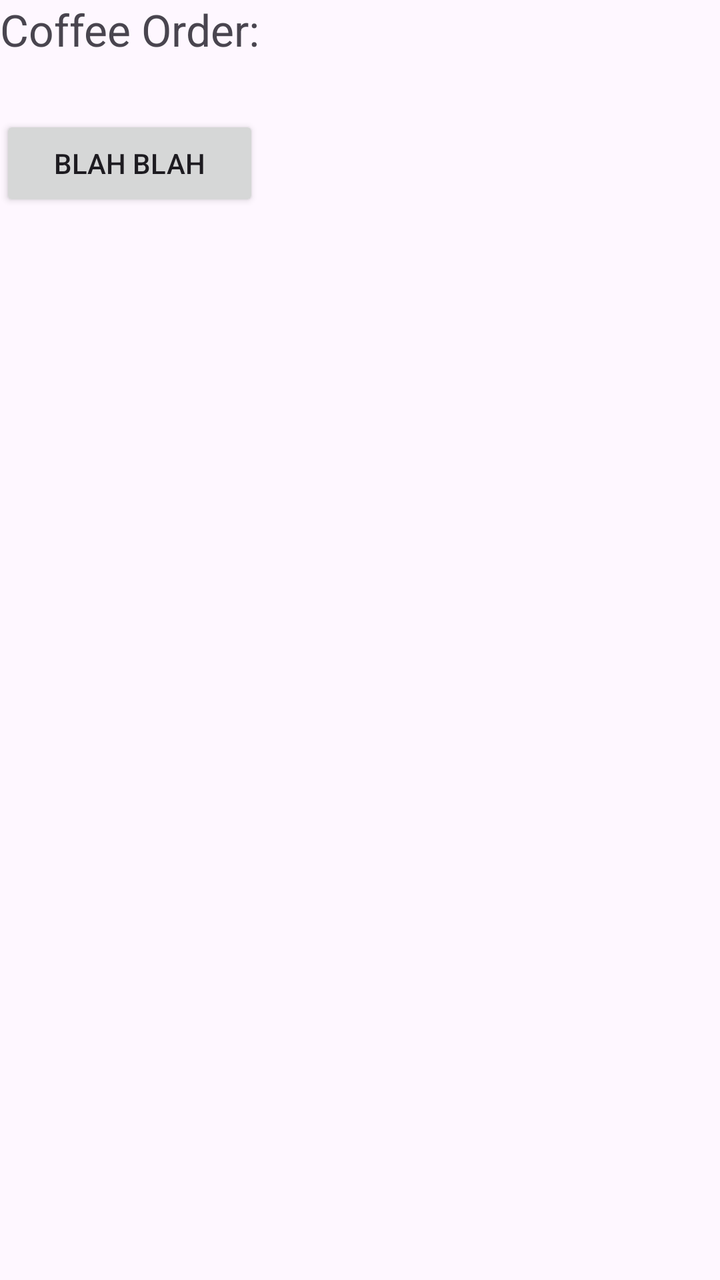
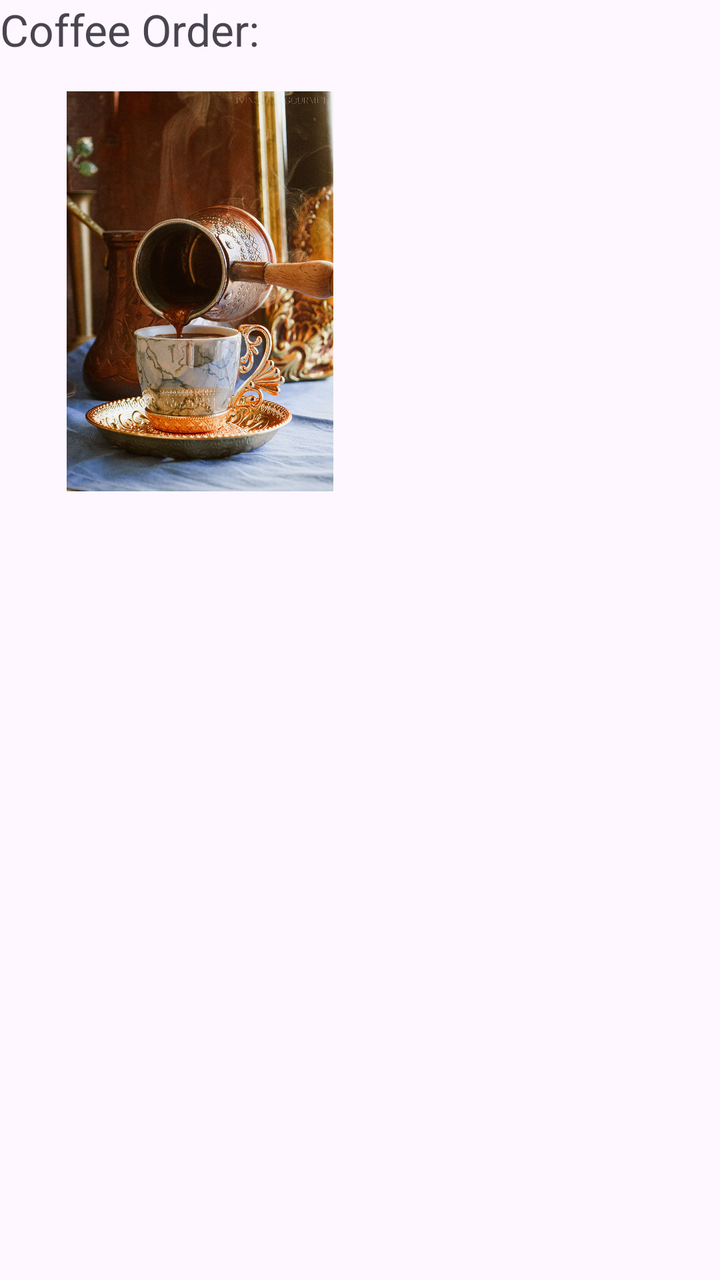

An Android layout rendered at two revisions. The XML below is the earlier revision; the diff shows what the commit changed to produce the second picture.
<!-- AndroidManifest.xml: application theme Theme.CampusCoffeeOrder -->
<!-- res/layout/activity_table.xml -->
<?xml version="1.0" encoding="utf-8"?>
<TableLayout xmlns:android="http://schemas.android.com/apk/res/android"
    android:layout_width="match_parent"
    android:layout_height="match_parent"
    android:id="@+id/main"
    android:stretchColumns="1"
    >

    <TableRow>
        <TextView
            android:id="@+id/coffeeTitle"
            android:layout_width="wrap_content"
            android:layout_height="wrap_content"
            android:layout_weight="1"
            android:text="Coffee Order:"
            android:textSize="22dp"/>
    </TableRow>
    <TableRow>
        <TextView
            android:id="@+id/coffeePrint"
            android:layout_width="wrap_content"
            android:layout_height="wrap_content"
            android:layout_weight="1"
            android:textSize="12dp"/>
    </TableRow>
    <TableRow
        android:layout_width="match_parent"
        android:layout_height="match_parent">

        <Button
            android:id="@+id/testButton"
            android:layout_width="wrap_content"
            android:layout_height="wrap_content"
            android:layout_marginTop="12dp"
            android:text="Blah Blah" />


    </TableRow>


</TableLayout>
<!-- resources referenced by this layout -->
<resources>
  <style name="Theme.CampusCoffeeOrder" parent="Base.Theme.CampusCoffeeOrder" />
  <style name="Base.Theme.CampusCoffeeOrder" parent="Theme.Material3.DayNight.NoActionBar">
          
          
      </style>
</resources>

<!-- the commit's change to res/layout/activity_table.xml (unified diff, before → after) -->
@@ -23,19 +23,13 @@
             android:layout_weight="1"
             android:textSize="12dp"/>
     </TableRow>
-    <TableRow
-        android:layout_width="match_parent"
-        android:layout_height="match_parent">
-
-        <Button
-            android:id="@+id/testButton"
-            android:layout_width="wrap_content"
-            android:layout_height="wrap_content"
-            android:layout_marginTop="12dp"
-            android:text="Blah Blah" />
-
-
+    <TableRow>
+        <ImageView
+            android:id="@+id/imageCoffee"
+            android:layout_width="200dp"
+            android:layout_height="200dp"
+            android:contentDescription="Turkish Coffee being poured into a mug"
+            android:src="@drawable/turkish"
+            />
     </TableRow>
-
-
 </TableLayout>
<!-- resource entries referenced after the edit -->
@@ -1,5 +1,6 @@
 <!-- resources referenced by this layout -->
 <resources>
+  <!-- drawable turkish: jpg bitmap (drawable, 349152 bytes) -->
   <style name="Theme.CampusCoffeeOrder" parent="Base.Theme.CampusCoffeeOrder" />
   <style name="Base.Theme.CampusCoffeeOrder" parent="Theme.Material3.DayNight.NoActionBar">
           
